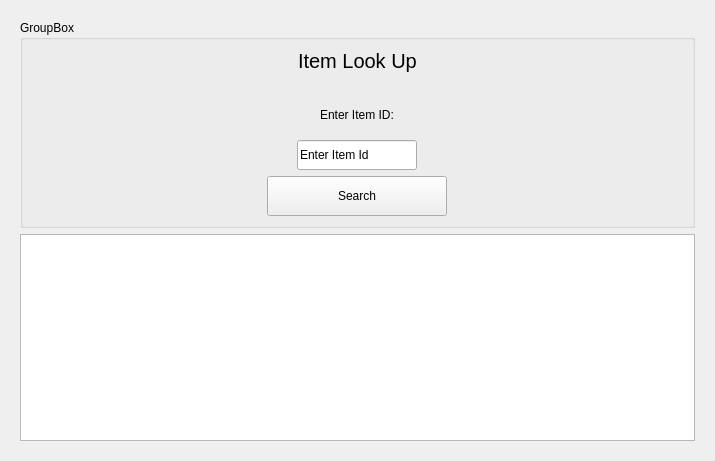
First picture: the form in Order66Inventory/itemlookup.ui, repository josephtrandev/COMS4103_Project, before the edit.
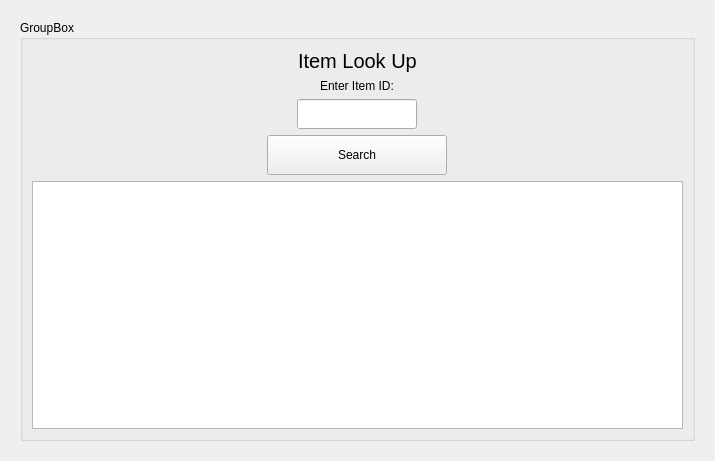
Second picture: the form after the edit.

```diff
--- a/Order66Inventory/itemlookup.ui
+++ b/Order66Inventory/itemlookup.ui
@@ -69,7 +69,7 @@
              <string notr="true"/>
             </property>
             <property name="text">
-             <string>Enter Item Id</string>
+             <string/>
             </property>
            </widget>
           </item>
@@ -98,12 +98,12 @@
             </property>
            </widget>
           </item>
+          <item>
+           <widget class="QTableView" name="itemLookUpTbl"/>
+          </item>
          </layout>
         </widget>
        </item>
-       <item>
-        <widget class="QTableWidget" name="tableWidget"/>
-       </item>
       </layout>
      </widget>
     </widget>
```
